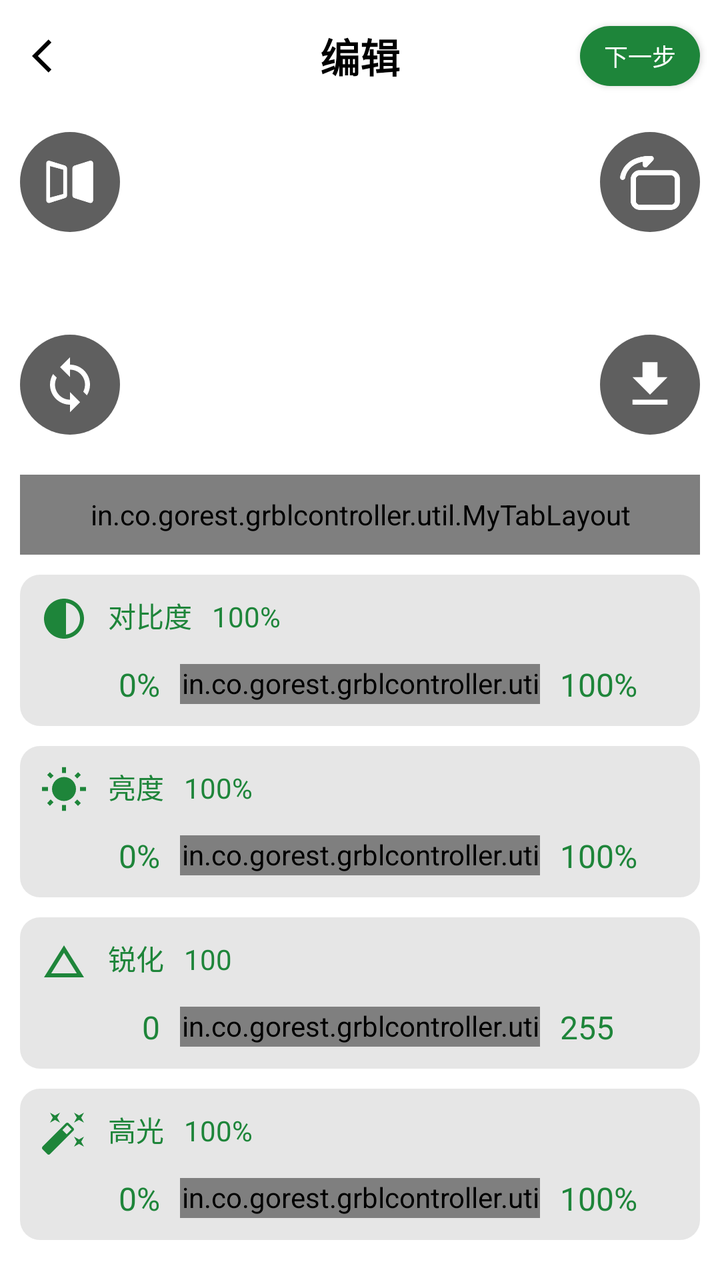
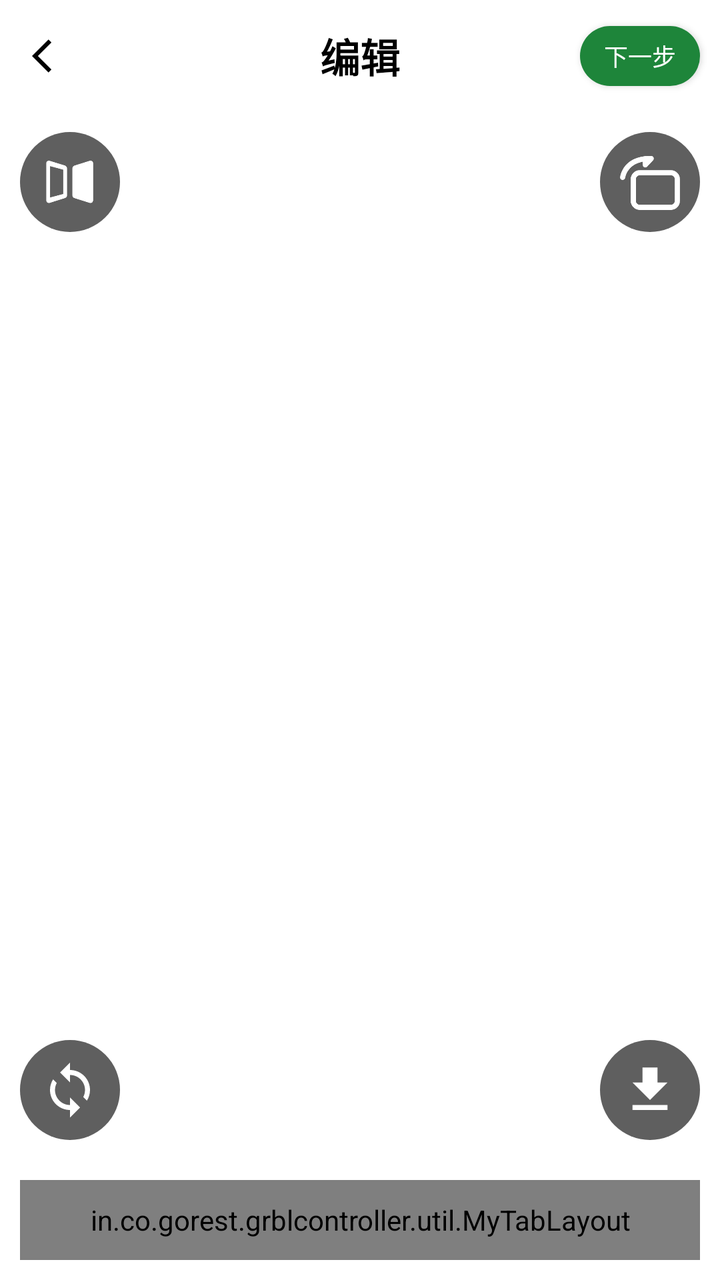

Before-and-after screenshots of an Android layout around one commit, followed by the original layout XML and the change that was made.
<!-- AndroidManifest.xml: activity theme AppTheme.NoActionBar -->
<!-- res/layout/activity_edit.xml -->
<layout xmlns:android="http://schemas.android.com/apk/res/android"
    xmlns:app="http://schemas.android.com/apk/res-auto"
    xmlns:tools="http://schemas.android.com/tools">

    <LinearLayout
        android:layout_width="match_parent"
        android:layout_height="match_parent"
        android:orientation="vertical"
        android:background="@color/ColorGray">

        
        <RelativeLayout
            android:id="@+id/status_bar"
            android:layout_width="match_parent"
            android:layout_height="?actionBarSize"
            android:background="@color/colorWhite">

            
            <ImageView
                android:id="@+id/iv_back"
                android:layout_width="20dp"
                android:layout_height="match_parent"
                android:layout_alignParentStart="true"
                android:layout_centerVertical="true"
                android:layout_marginStart="16dp"
                android:src="@drawable/ic_back" />

            
            <TextView
                android:layout_width="wrap_content"
                android:layout_height="match_parent"
                android:layout_centerHorizontal="true"
                android:gravity="center"
                android:text="编辑"
                android:textColor="@color/colorBlack"
                android:textSize="20sp"
                android:textStyle="bold" />


            <Button
                android:id="@+id/btn_next"
                android:layout_width="60dp"
                android:layout_height="30dp"
                android:layout_alignParentEnd="true"
                android:layout_centerVertical="true"
                android:layout_marginEnd="10dp"
                android:background="@drawable/bg_green_1e853a_r100"
                android:gravity="center"
                android:paddingVertical="5dp"
                android:text="下一步"
                android:textColor="@color/colorWhite"
                android:textSize="12sp" />

        </RelativeLayout>

        
        <RelativeLayout
            android:layout_width="match_parent"
            android:layout_height="match_parent"
           >

            
            <RelativeLayout
                android:layout_width="match_parent"
                android:layout_height="match_parent"
                android:layout_above="@+id/ll_bottom_model"
                android:layout_centerHorizontal="true"
                android:background="@color/colorWhite">

                <ImageView
                    android:id="@+id/iv_material"
                    android:layout_width="200dp"
                    android:layout_height="200dp"
                    android:layout_centerInParent="true"
                    android:scaleType="centerInside" />

                <ImageView
                    android:id="@+id/iv_mirror"
                    android:layout_width="50dp"
                    android:layout_height="50dp"
                    android:layout_alignParentStart="true"
                    android:layout_alignParentTop="true"
                    android:layout_marginLeft="10dp"
                    android:layout_marginTop="10dp"
                    android:background="@drawable/bg_gray_5f5f5f_r360"
                    android:padding="10dp"
                    android:src="@mipmap/mirror" />

                <ImageView
                    android:id="@+id/iv_rotate"
                    android:layout_width="50dp"
                    android:layout_height="50dp"
                    android:layout_alignParentTop="true"
                    android:layout_alignParentRight="true"
                    android:layout_marginTop="10dp"
                    android:layout_marginRight="10dp"
                    android:background="@drawable/bg_gray_5f5f5f_r360"
                    android:padding="10dp"
                    android:src="@mipmap/rotate" />

                <ImageView
                    android:id="@+id/iv_contrast"
                    android:layout_width="50dp"
                    android:layout_height="50dp"
                    android:layout_alignParentStart="true"
                    android:layout_alignParentBottom="true"
                    android:layout_marginLeft="10dp"
                    android:layout_marginBottom="10dp"
                    android:background="@drawable/bg_gray_5f5f5f_r360"
                    android:padding="10dp"
                    android:src="@drawable/ic_contrast_w" />

                <ImageView
                    android:id="@+id/iv_save"
                    android:layout_width="50dp"
                    android:layout_height="50dp"
                    android:layout_alignParentEnd="true"
                    android:layout_alignParentBottom="true"
                    android:layout_marginRight="10dp"
                    android:layout_marginBottom="10dp"
                    android:background="@drawable/bg_gray_5f5f5f_r360"
                    android:padding="10dp"
                    android:src="@drawable/ic_download" />

            </RelativeLayout>

            
            <LinearLayout
                android:id="@+id/ll_bottom_model"
                android:layout_width="match_parent"
                android:layout_height="wrap_content"
                android:layout_alignParentBottom="true"
                android:layout_centerHorizontal="true"
                android:background="@color/colorWhite"
                android:orientation="vertical"
                android:padding="10dp">

                
                <in.co.gorest.grblcontroller.util.MyTabLayout
                    android:id="@+id/tab_model"
                    android:layout_width="match_parent"
                    android:layout_height="40dp"
                    android:background="@color/colorWhite"
                    app:tabBackground="@color/colorBlack"
                    app:tabIndicatorHeight="0dp"
                    app:tabMode="scrollable"
                    app:tabRippleColor="@color/colorBlack" />


                
                <LinearLayout
                    android:layout_width="match_parent"
                    android:layout_height="wrap_content"
                    android:layout_marginTop="10dp"
                    android:background="@drawable/bg_gray_e6e6e6_r10"
                    android:orientation="vertical"
                    android:padding="10dp">

                    <LinearLayout
                        android:layout_width="match_parent"
                        android:layout_height="wrap_content"
                        android:orientation="horizontal">


                        <ImageView
                            android:layout_width="wrap_content"
                            android:layout_height="wrap_content"
                            android:src="@drawable/ic_contrast" />


                        <TextView
                            android:layout_width="wrap_content"
                            android:layout_height="wrap_content"
                            android:layout_marginStart="10dp"
                            android:text="对比度"
                            android:textColor="@color/colorGreen"
                            android:textSize="14sp" />

                        <TextView
                            android:id="@+id/tv_contrast"
                            android:layout_width="wrap_content"
                            android:layout_height="wrap_content"
                            android:layout_marginStart="10dp"
                            android:text="100%"
                            android:textColor="@color/colorGreen"
                            android:textSize="14sp" />


                    </LinearLayout>

                    <LinearLayout
                        android:layout_width="match_parent"
                        android:layout_height="wrap_content"
                        android:layout_marginTop="10dp">


                        <TextView
                            android:layout_width="0dp"
                            android:layout_height="wrap_content"
                            android:layout_weight="2"
                            android:gravity="end"
                            android:text="0%"
                            android:textColor="@color/colorGreen"
                            android:textSize="16sp" />

                        <in.co.gorest.grblcontroller.util.MySeekBar
                            android:id="@+id/seekbar_contrast"
                            android:layout_width="0dp"
                            android:layout_height="20dp"
                            android:layout_gravity="center"
                            android:layout_marginStart="10dp"
                            android:layout_weight="6" />


                        <TextView
                            android:layout_width="0dp"
                            android:layout_height="wrap_content"
                            android:layout_marginStart="10dp"
                            android:layout_weight="2"
                            android:gravity="start"
                            android:text="100%"
                            android:textColor="@color/colorGreen"
                            android:textSize="16sp" />


                    </LinearLayout>

                </LinearLayout>

                
                <LinearLayout
                    android:layout_width="match_parent"
                    android:layout_height="wrap_content"
                    android:layout_marginTop="10dp"
                    android:background="@drawable/bg_gray_e6e6e6_r10"
                    android:orientation="vertical"
                    android:padding="10dp">

                    <LinearLayout
                        android:layout_width="match_parent"
                        android:layout_height="wrap_content"
                        android:orientation="horizontal">


                        <ImageView
                            android:layout_width="wrap_content"
                            android:layout_height="wrap_content"
                            android:src="@drawable/ic_brightness" />


                        <TextView
                            android:layout_width="wrap_content"
                            android:layout_height="wrap_content"
                            android:layout_marginStart="10dp"
                            android:text="亮度"
                            android:textColor="@color/colorGreen"
                            android:textSize="14sp" />

                        <TextView
                            android:id="@+id/tv_brightness"
                            android:layout_width="wrap_content"
                            android:layout_height="wrap_content"
                            android:layout_marginStart="10dp"
                            android:text="100%"
                            android:textColor="@color/colorGreen"
                            android:textSize="14sp" />


                    </LinearLayout>

                    <LinearLayout
                        android:layout_width="match_parent"
                        android:layout_height="wrap_content"
                        android:layout_marginTop="10dp">


                        <TextView
                            android:layout_width="0dp"
                            android:layout_height="wrap_content"
                            android:layout_weight="2"
                            android:gravity="end"
                            android:text="0%"
                            android:textColor="@color/colorGreen"
                            android:textSize="16sp" />

                        <in.co.gorest.grblcontroller.util.MySeekBar
                            android:id="@+id/seekbar_brightness"
                            android:layout_width="0dp"
                            android:layout_height="20dp"
                            android:layout_gravity="center"
                            android:layout_marginStart="10dp"
                            android:layout_weight="6" />


                        <TextView
                            android:layout_width="0dp"
                            android:layout_height="wrap_content"
                            android:layout_marginStart="10dp"
                            android:layout_weight="2"
                            android:gravity="start"
                            android:text="100%"
                            android:textColor="@color/colorGreen"
                            android:textSize="16sp" />


                    </LinearLayout>

                </LinearLayout>

                
                <LinearLayout
                    android:layout_width="match_parent"
                    android:layout_height="wrap_content"
                    android:layout_marginTop="10dp"
                    android:background="@drawable/bg_gray_e6e6e6_r10"
                    android:orientation="vertical"
                    android:padding="10dp">

                    <LinearLayout
                        android:layout_width="match_parent"
                        android:layout_height="wrap_content"
                        android:orientation="horizontal">


                        <ImageView
                            android:layout_width="wrap_content"
                            android:layout_height="wrap_content"
                            android:src="@drawable/ic_sharpening" />


                        <TextView
                            android:layout_width="wrap_content"
                            android:layout_height="wrap_content"
                            android:layout_marginStart="10dp"
                            android:text="锐化"
                            android:textColor="@color/colorGreen"
                            android:textSize="14sp" />

                        <TextView
                            android:id="@+id/tv_sharpening"
                            android:layout_width="wrap_content"
                            android:layout_height="wrap_content"
                            android:layout_marginStart="10dp"
                            android:text="100"
                            android:textColor="@color/colorGreen"
                            android:textSize="14sp" />


                    </LinearLayout>

                    <LinearLayout
                        android:layout_width="match_parent"
                        android:layout_height="wrap_content"
                        android:layout_marginTop="10dp">


                        <TextView
                            android:layout_width="0dp"
                            android:layout_height="wrap_content"
                            android:layout_weight="2"
                            android:gravity="end"
                            android:text="0"
                            android:textColor="@color/colorGreen"
                            android:textSize="16sp" />

                        <in.co.gorest.grblcontroller.util.MySeekBar
                            android:id="@+id/seekbar_sharpening"
                            android:layout_width="0dp"
                            android:layout_height="20dp"
                            android:layout_gravity="center"
                            android:layout_marginStart="10dp"
                            android:layout_weight="6" />


                        <TextView
                            android:layout_width="0dp"
                            android:layout_height="wrap_content"
                            android:layout_marginStart="10dp"
                            android:layout_weight="2"
                            android:gravity="start"
                            android:text="255"
                            android:textColor="@color/colorGreen"
                            android:textSize="16sp" />


                    </LinearLayout>

                </LinearLayout>

                
                <LinearLayout
                    android:layout_width="match_parent"
                    android:layout_height="wrap_content"
                    android:layout_marginTop="10dp"
                    android:layout_marginBottom="10dp"
                    android:background="@drawable/bg_gray_e6e6e6_r10"
                    android:orientation="vertical"
                    android:padding="10dp">

                    <LinearLayout
                        android:layout_width="match_parent"
                        android:layout_height="wrap_content"
                        android:orientation="horizontal">


                        <ImageView
                            android:layout_width="wrap_content"
                            android:layout_height="wrap_content"
                            android:src="@drawable/ic_highlights" />


                        <TextView
                            android:layout_width="wrap_content"
                            android:layout_height="wrap_content"
                            android:layout_marginStart="10dp"
                            android:text="高光"
                            android:textColor="@color/colorGreen"
                            android:textSize="14sp" />

                        <TextView
                            android:id="@+id/tv_highlights"
                            android:layout_width="wrap_content"
                            android:layout_height="wrap_content"
                            android:layout_marginStart="10dp"
                            android:text="100%"
                            android:textColor="@color/colorGreen"
                            android:textSize="14sp" />


                    </LinearLayout>

                    <LinearLayout
                        android:layout_width="match_parent"
                        android:layout_height="wrap_content"
                        android:layout_gravity="center"
                        android:layout_marginTop="10dp">


                        <TextView
                            android:layout_width="0dp"
                            android:layout_height="wrap_content"
                            android:layout_weight="2"
                            android:gravity="end"
                            android:text="0%"
                            android:textColor="@color/colorGreen"
                            android:textSize="16sp" />

                        <in.co.gorest.grblcontroller.util.MySeekBar
                            android:id="@+id/seekbar_highlights"
                            android:layout_width="0dp"
                            android:layout_height="20dp"
                            android:layout_gravity="center"
                            android:layout_marginStart="10dp"
                            android:layout_weight="6" />


                        <TextView
                            android:layout_width="0dp"
                            android:layout_height="wrap_content"
                            android:layout_marginStart="10dp"
                            android:layout_weight="2"
                            android:gravity="start"
                            android:text="100%"
                            android:textColor="@color/colorGreen"
                            android:textSize="16sp" />


                    </LinearLayout>

                </LinearLayout>


            </LinearLayout>

        </RelativeLayout>


    </LinearLayout>

</layout>
<!-- resources referenced by this layout -->
<resources>
  <color name="ColorGray">#eff3f6</color>
  <color name="colorBlack">#000000</color>
  <color name="colorGreen">#1e853a</color>
  <color name="colorWhite">#ffffff</color>
  <!-- drawable bg_gray_5f5f5f_r360 (drawable) -->
  <?xml version="1.0" encoding="utf-8"?>
  <shape xmlns:android="http://schemas.android.com/apk/res/android">
  
      <solid android:color="#FF5F5F5F" />
  
      <corners android:radius="360dp" />
  
  </shape>
  <!-- drawable bg_gray_e6e6e6_r10 (drawable) -->
  <?xml version="1.0" encoding="utf-8"?>
  <shape xmlns:android="http://schemas.android.com/apk/res/android">
  
      <solid android:color="#FFE6E6E6" />
  
      <corners android:radius="10dp" />
  
  </shape>
  <!-- drawable bg_green_1e853a_r100 (drawable) -->
  <?xml version="1.0" encoding="utf-8"?>
  <shape xmlns:android="http://schemas.android.com/apk/res/android">
  
      <solid android:color="@color/colorGreen" />
  
      <corners android:radius="100dp" />
  
  </shape>
  <!-- drawable ic_back (drawable) -->
  <vector xmlns:android="http://schemas.android.com/apk/res/android" android:autoMirrored="true" android:height="24dp" android:tint="#000000" android:viewportHeight="24" android:viewportWidth="24" android:width="24dp">
        
      <path android:fillColor="@android:color/white" android:pathData="M11.67,3.87L9.9,2.1 0,12l9.9,9.9 1.77,-1.77L3.54,12z"/>
      
  </vector>
  <!-- drawable ic_brightness (drawable) -->
  <vector xmlns:android="http://schemas.android.com/apk/res/android" android:height="24dp" android:tint="#1E853A" android:viewportHeight="24" android:viewportWidth="24" android:width="24dp">
        
      <path android:fillColor="@android:color/white" android:pathData="M6.76,4.84l-1.8,-1.79 -1.41,1.41 1.79,1.79 1.42,-1.41zM4,10.5L1,10.5v2h3v-2zM13,0.55h-2L11,3.5h2L13,0.55zM20.45,4.46l-1.41,-1.41 -1.79,1.79 1.41,1.41 1.79,-1.79zM17.24,18.16l1.79,1.8 1.41,-1.41 -1.8,-1.79 -1.4,1.4zM20,10.5v2h3v-2h-3zM12,5.5c-3.31,0 -6,2.69 -6,6s2.69,6 6,6 6,-2.69 6,-6 -2.69,-6 -6,-6zM11,22.45h2L13,19.5h-2v2.95zM3.55,18.54l1.41,1.41 1.79,-1.8 -1.41,-1.41 -1.79,1.8z"/>
      
  </vector>
  <!-- drawable ic_contrast (drawable) -->
  <vector xmlns:android="http://schemas.android.com/apk/res/android" android:height="24dp" android:tint="#1E853A" android:viewportHeight="24" android:viewportWidth="24" android:width="24dp">
        
      <path android:fillColor="@android:color/white" android:pathData="M12,22c5.52,0 10,-4.48 10,-10S17.52,2 12,2S2,6.48 2,12S6.48,22 12,22zM13,4.07c3.94,0.49 7,3.85 7,7.93s-3.05,7.44 -7,7.93V4.07z"/>
      
  </vector>
  <!-- drawable ic_contrast_w (drawable) -->
  <vector xmlns:android="http://schemas.android.com/apk/res/android" android:height="24dp" android:tint="#FFFFFF" android:viewportHeight="24" android:viewportWidth="24" android:width="24dp">
        
      <path android:fillColor="@android:color/white" android:pathData="M12,4L12,1L8,5l4,4L12,6c3.31,0 6,2.69 6,6 0,1.01 -0.25,1.97 -0.7,2.8l1.46,1.46C19.54,15.03 20,13.57 20,12c0,-4.42 -3.58,-8 -8,-8zM12,18c-3.31,0 -6,-2.69 -6,-6 0,-1.01 0.25,-1.97 0.7,-2.8L5.24,7.74C4.46,8.97 4,10.43 4,12c0,4.42 3.58,8 8,8v3l4,-4 -4,-4v3z"/>
      
  </vector>
  <!-- drawable ic_download (drawable) -->
  <vector xmlns:android="http://schemas.android.com/apk/res/android" android:height="24dp" android:tint="#FFFFFF" android:viewportHeight="24" android:viewportWidth="24" android:width="24dp">
        
      <path android:fillColor="@android:color/white" android:pathData="M19,9h-4V3H9v6H5l7,7 7,-7zM5,18v2h14v-2H5z"/>
      
  </vector>
  <!-- drawable ic_sharpening (drawable) -->
  <vector xmlns:android="http://schemas.android.com/apk/res/android" android:height="24dp" android:tint="#1E853A" android:viewportHeight="24" android:viewportWidth="24" android:width="24dp">
        
      <path android:fillColor="@android:color/white" android:pathData="M12,7.77L18.39,18H5.61L12,7.77M12,4L2,20h20L12,4z"/>
      
  </vector>
  <style name="AppTheme.NoActionBar">
          <item name="windowActionBar">false</item>
          <item name="windowNoTitle">true</item>
      </style>
  <!-- unchanged entries left out for length: 3 -->
</resources>

<!-- the commit's change to res/layout/activity_edit.xml (unified diff, before → after) -->
@@ -5,8 +5,8 @@
     <LinearLayout
         android:layout_width="match_parent"
         android:layout_height="match_parent"
-        android:orientation="vertical"
-        android:background="@color/ColorGray">
+        android:background="@color/ColorGray"
+        android:orientation="vertical">
 
         
         <RelativeLayout
@@ -56,8 +56,7 @@
         
         <RelativeLayout
             android:layout_width="match_parent"
-            android:layout_height="match_parent"
-           >
+            android:layout_height="match_parent">
 
             
             <RelativeLayout
@@ -69,10 +68,10 @@
 
                 <ImageView
                     android:id="@+id/iv_material"
-                    android:layout_width="200dp"
-                    android:layout_height="200dp"
+                    android:layout_width="match_parent"
+                    android:layout_height="match_parent"
                     android:layout_centerInParent="true"
-                    android:scaleType="centerInside" />
+                     />
 
                 <ImageView
                     android:id="@+id/iv_mirror"
@@ -129,6 +128,7 @@
                 android:id="@+id/ll_bottom_model"
                 android:layout_width="match_parent"
                 android:layout_height="wrap_content"
+                android:gravity="center"
                 android:layout_alignParentBottom="true"
                 android:layout_centerHorizontal="true"
                 android:background="@color/colorWhite"
@@ -140,13 +140,13 @@
                     android:id="@+id/tab_model"
                     android:layout_width="match_parent"
                     android:layout_height="40dp"
+                    android:layout_gravity="center"
                     android:background="@color/colorWhite"
                     app:tabBackground="@color/colorBlack"
                     app:tabIndicatorHeight="0dp"
                     app:tabMode="scrollable"
                     app:tabRippleColor="@color/colorBlack" />
 
-
                 
                 <LinearLayout
                     android:layout_width="match_parent"
@@ -154,7 +154,8 @@
                     android:layout_marginTop="10dp"
                     android:background="@drawable/bg_gray_e6e6e6_r10"
                     android:orientation="vertical"
-                    android:padding="10dp">
+                    android:padding="10dp"
+                    android:visibility="gone">
 
                     <LinearLayout
                         android:layout_width="match_parent"
@@ -234,7 +235,8 @@
                     android:layout_marginTop="10dp"
                     android:background="@drawable/bg_gray_e6e6e6_r10"
                     android:orientation="vertical"
-                    android:padding="10dp">
+                    android:padding="10dp"
+                    android:visibility="gone">
 
                     <LinearLayout
                         android:layout_width="match_parent"
@@ -314,7 +316,8 @@
                     android:layout_marginTop="10dp"
                     android:background="@drawable/bg_gray_e6e6e6_r10"
                     android:orientation="vertical"
-                    android:padding="10dp">
+                    android:padding="10dp"
+                    android:visibility="gone">
 
                     <LinearLayout
                         android:layout_width="match_parent"
@@ -395,7 +398,8 @@
                     android:layout_marginBottom="10dp"
                     android:background="@drawable/bg_gray_e6e6e6_r10"
                     android:orientation="vertical"
-                    android:padding="10dp">
+                    android:padding="10dp"
+                    android:visibility="gone">
 
                     <LinearLayout
                         android:layout_width="match_parent"
